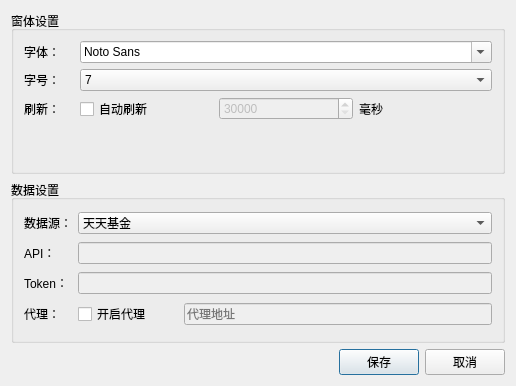
xuzhonglin/FundView, file ui/fundSettingDialog.ui: the form before one commit.
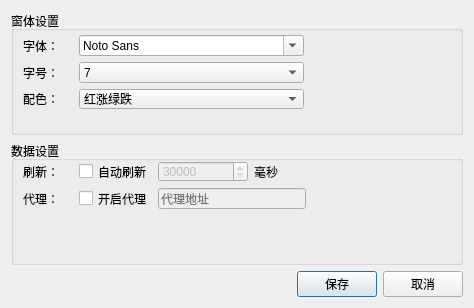
The form after the commit.

The edit to the form file:
```diff
--- a/ui/fundSettingDialog.ui
+++ b/ui/fundSettingDialog.ui
@@ -6,8 +6,8 @@
    <rect>
     <x>0</x>
     <y>0</y>
-    <width>516</width>
-    <height>386</height>
+    <width>474</width>
+    <height>308</height>
    </rect>
   </property>
   <property name="windowTitle">
@@ -39,67 +39,16 @@
      <property name="title">
       <string>窗体设置</string>
      </property>
-     <layout class="QHBoxLayout" name="horizontalLayout_2">
-      <property name="leftMargin">
-       <number>10</number>
+     <widget class="QWidget" name="">
+      <property name="geometry">
+       <rect>
+        <x>12</x>
+        <y>24</y>
+        <width>281</width>
+        <height>74</height>
+       </rect>
       </property>
-      <property name="topMargin">
-       <number>10</number>
-      </property>
-      <property name="rightMargin">
-       <number>10</number>
-      </property>
-      <property name="bottomMargin">
-       <number>10</number>
-      </property>
-      <item>
-       <layout class="QGridLayout" name="gridLayout_5">
-        <item row="2" column="0">
-         <widget class="QLabel" name="label_7">
-          <property name="text">
-           <string>刷新：</string>
-          </property>
-         </widget>
-        </item>
-        <item row="1" column="0">
-         <widget class="QLabel" name="label_2">
-          <property name="minimumSize">
-           <size>
-            <width>50</width>
-            <height>0</height>
-           </size>
-          </property>
-          <property name="maximumSize">
-           <size>
-            <width>50</width>
-            <height>16777215</height>
-           </size>
-          </property>
-          <property name="text">
-           <string>字号：</string>
-          </property>
-         </widget>
-        </item>
-        <item row="2" column="1">
-         <widget class="QCheckBox" name="enableRefreshChb">
-          <property name="minimumSize">
-           <size>
-            <width>100</width>
-            <height>0</height>
-           </size>
-          </property>
-          <property name="text">
-           <string>自动刷新</string>
-          </property>
-         </widget>
-        </item>
-        <item row="3" column="2">
-         <widget class="QLabel" name="label_8">
-          <property name="text">
-           <string/>
-          </property>
-         </widget>
-        </item>
+      <layout class="QGridLayout" name="gridLayout_3">
         <item row="0" column="0">
          <widget class="QLabel" name="label">
           <property name="minimumSize">
@@ -119,14 +68,7 @@
           </property>
          </widget>
         </item>
-        <item row="2" column="3">
-         <widget class="QLabel" name="label_9">
-          <property name="text">
-           <string>毫秒</string>
-          </property>
-         </widget>
-        </item>
-        <item row="0" column="1" colspan="3">
+       <item row="0" column="1">
          <widget class="QFontComboBox" name="fontNameCob">
           <property name="focusPolicy">
            <enum>Qt::TabFocus</enum>
@@ -138,7 +80,26 @@
           </property>
          </widget>
         </item>
-        <item row="1" column="1" colspan="3">
+       <item row="1" column="0">
+        <widget class="QLabel" name="label_2">
+         <property name="minimumSize">
+          <size>
+           <width>50</width>
+           <height>0</height>
+          </size>
+         </property>
+         <property name="maximumSize">
+          <size>
+           <width>50</width>
+           <height>16777215</height>
+          </size>
+         </property>
+         <property name="text">
+          <string>字号：</string>
+         </property>
+        </widget>
+       </item>
+       <item row="1" column="1">
          <widget class="QComboBox" name="fontSizeCob">
           <property name="currentText">
            <string>7</string>
@@ -195,31 +156,40 @@
           </item>
          </widget>
         </item>
-        <item row="2" column="2">
-         <widget class="QSpinBox" name="refreshTimeoutTxt">
-          <property name="enabled">
-           <bool>false</bool>
-          </property>
-          <property name="suffix">
-           <string/>
-          </property>
-          <property name="prefix">
-           <string/>
+       <item row="2" column="0">
+        <widget class="QLabel" name="label_5">
+         <property name="minimumSize">
+          <size>
+           <width>50</width>
+           <height>0</height>
+          </size>
+         </property>
+         <property name="text">
+          <string>配色：</string>
+         </property>
+        </widget>
+       </item>
+       <item row="2" column="1">
+        <widget class="QComboBox" name="colorCob">
+         <item>
+          <property name="text">
+           <string>红涨绿跌</string>
           </property>
-          <property name="minimum">
-           <number>30000</number>
+         </item>
+         <item>
+          <property name="text">
+           <string>绿涨红跌</string>
           </property>
-          <property name="maximum">
-           <number>999000</number>
+         </item>
+         <item>
+          <property name="text">
+           <string>单色纯黑</string>
           </property>
-          <property name="singleStep">
-           <number>1000</number>
-          </property>
+         </item>
          </widget>
         </item>
        </layout>
-      </item>
-     </layout>
+     </widget>
     </widget>
    </item>
    <item row="2" column="0">
@@ -240,81 +210,24 @@
      <property name="title">
       <string>数据设置</string>
      </property>
-     <layout class="QHBoxLayout" name="horizontalLayout">
-      <property name="leftMargin">
-       <number>10</number>
+     <widget class="QWidget" name="">
+      <property name="geometry">
+       <rect>
+        <x>12</x>
+        <y>20</y>
+        <width>283</width>
+        <height>48</height>
+       </rect>
       </property>
-      <property name="topMargin">
-       <number>10</number>
-      </property>
-      <property name="rightMargin">
-       <number>10</number>
-      </property>
-      <property name="bottomMargin">
-       <number>10</number>
-      </property>
-      <item>
-       <layout class="QGridLayout" name="gridLayout_3">
-        <property name="leftMargin">
-         <number>0</number>
-        </property>
-        <property name="topMargin">
-         <number>0</number>
-        </property>
-        <property name="rightMargin">
-         <number>0</number>
-        </property>
-        <property name="bottomMargin">
-         <number>0</number>
-        </property>
-        <item row="2" column="0">
-         <widget class="QLabel" name="label_4">
-          <property name="maximumSize">
-           <size>
-            <width>50</width>
-            <height>16777215</height>
-           </size>
-          </property>
-          <property name="text">
-           <string>Token：</string>
-          </property>
-         </widget>
-        </item>
-        <item row="2" column="1" colspan="2">
-         <widget class="QLineEdit" name="lineEdit">
-          <property name="enabled">
-           <bool>false</bool>
-          </property>
-          <property name="focusPolicy">
-           <enum>Qt::ClickFocus</enum>
-          </property>
-         </widget>
-        </item>
-        <item row="3" column="2">
-         <widget class="QLineEdit" name="lineEdit_2">
-          <property name="enabled">
-           <bool>false</bool>
-          </property>
-          <property name="placeholderText">
-           <string>代理地址</string>
-          </property>
-         </widget>
-        </item>
-        <item row="1" column="0">
-         <widget class="QLabel" name="label_3">
-          <property name="maximumSize">
-           <size>
-            <width>50</width>
-            <height>16777215</height>
-           </size>
-          </property>
-          <property name="text">
-           <string>API：</string>
-          </property>
-         </widget>
-        </item>
+      <layout class="QGridLayout" name="gridLayout_2">
         <item row="0" column="0">
-         <widget class="QLabel" name="label_5">
+        <widget class="QLabel" name="label_7">
+         <property name="minimumSize">
+          <size>
+           <width>50</width>
+           <height>0</height>
+          </size>
+         </property>
           <property name="maximumSize">
            <size>
             <width>50</width>
@@ -322,51 +235,82 @@
            </size>
           </property>
           <property name="text">
-           <string>数据源：</string>
+          <string>刷新：</string>
           </property>
          </widget>
         </item>
-        <item row="0" column="1" colspan="2">
-         <widget class="QComboBox" name="dbSourceCob">
-          <item>
-           <property name="text">
-            <string>天天基金</string>
-           </property>
-          </item>
-          <item>
+       <item row="0" column="1">
+        <widget class="QCheckBox" name="enableRefreshChb">
+         <property name="minimumSize">
+          <size>
+           <width>70</width>
+           <height>0</height>
+          </size>
+         </property>
            <property name="text">
-            <string>蚂蚁基金</string>
-           </property>
-          </item>
-          <item>
-           <property name="text">
-            <string>自定义API</string>
-           </property>
-          </item>
-         </widget>
-        </item>
-        <item row="1" column="1" colspan="2">
-         <widget class="QLineEdit" name="sourceUrlTxt">
+          <string>自动刷新</string>
+         </property>
+        </widget>
+       </item>
+       <item row="0" column="2">
+        <widget class="QSpinBox" name="refreshTimeoutTxt">
           <property name="enabled">
            <bool>false</bool>
           </property>
-          <property name="focusPolicy">
-           <enum>Qt::StrongFocus</enum>
-          </property>
-         </widget>
-        </item>
-        <item row="3" column="0">
+         <property name="minimumSize">
+          <size>
+           <width>90</width>
+           <height>0</height>
+          </size>
+         </property>
+         <property name="suffix">
+          <string/>
+         </property>
+         <property name="prefix">
+          <string/>
+         </property>
+         <property name="minimum">
+          <number>30000</number>
+         </property>
+         <property name="maximum">
+          <number>999000</number>
+         </property>
+         <property name="singleStep">
+          <number>1000</number>
+         </property>
+        </widget>
+       </item>
+       <item row="0" column="3">
+        <widget class="QLabel" name="label_9">
+         <property name="text">
+          <string>毫秒</string>
+         </property>
+        </widget>
+       </item>
+       <item row="1" column="0">
          <widget class="QLabel" name="label_6">
+         <property name="minimumSize">
+          <size>
+           <width>50</width>
+           <height>0</height>
+          </size>
+         </property>
+         <property name="maximumSize">
+          <size>
+           <width>50</width>
+           <height>16777215</height>
+          </size>
+         </property>
           <property name="text">
            <string>代理：</string>
           </property>
          </widget>
         </item>
-        <item row="3" column="1">
+       <item row="1" column="1">
          <widget class="QCheckBox" name="enableProxyChb">
           <property name="minimumSize">
            <size>
-            <width>100</width>
+           <width>70</width>
             <height>0</height>
            </size>
           </property>
@@ -375,9 +319,18 @@
           </property>
          </widget>
         </item>
-       </layout>
-      </item>
-     </layout>
+       <item row="1" column="2" colspan="2">
+        <widget class="QLineEdit" name="lineEdit_2">
+         <property name="enabled">
+          <bool>false</bool>
+         </property>
+         <property name="placeholderText">
+          <string>代理地址</string>
+         </property>
+        </widget>
+       </item>
+      </layout>
+     </widget>
     </widget>
    </item>
   </layout>
```
Lines whose indentation alone changed are shown as unchanged.
